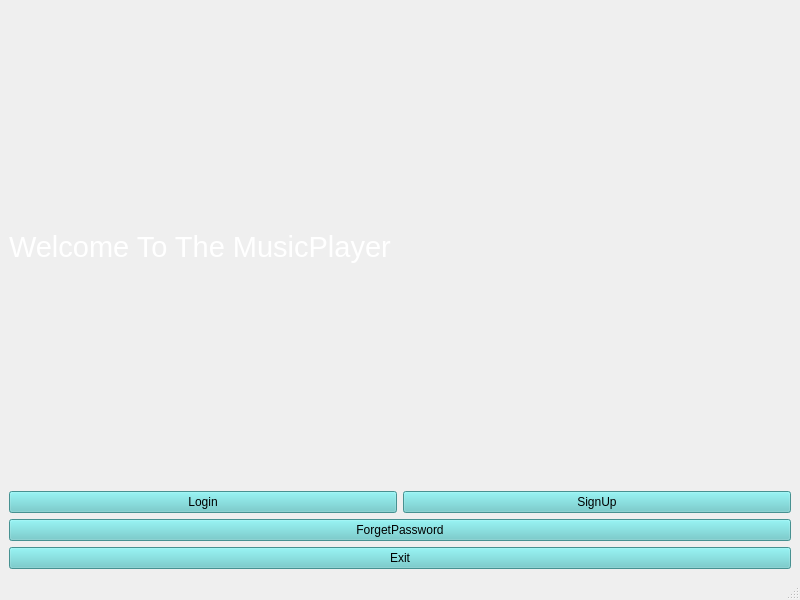
roga134/MusicPlayerQT, file MusicPlayer/account/menu.ui: the form before one commit.
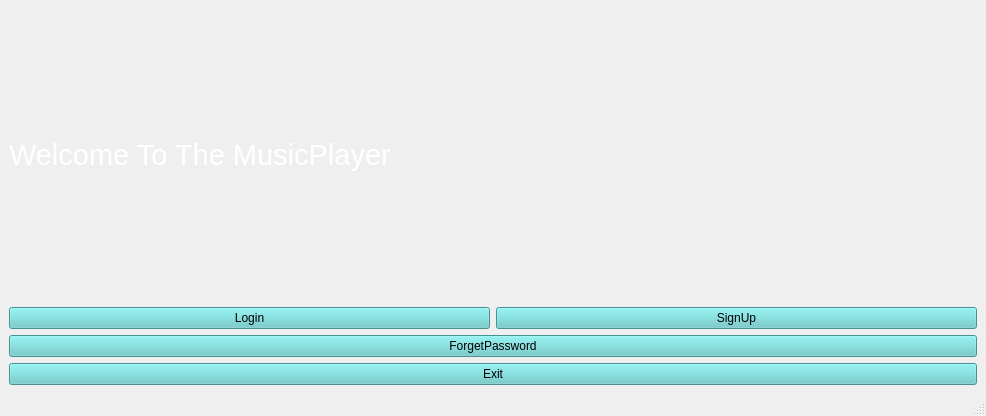
The form after the commit.

What changed in the file:
```diff
--- a/MusicPlayer/account/menu.ui
+++ b/MusicPlayer/account/menu.ui
@@ -6,8 +6,8 @@
    <rect>
     <x>0</x>
     <y>0</y>
-    <width>800</width>
-    <height>600</height>
+    <width>986</width>
+    <height>416</height>
    </rect>
   </property>
   <property name="windowTitle">
@@ -16,6 +16,8 @@
   <widget class="QWidget" name="centralwidget">
    <layout class="QVBoxLayout" name="verticalLayout_2">
     <item>
+     <layout class="QHBoxLayout" name="horizontalLayout_2">
+      <item>
      <widget class="QLabel" name="label">
       <property name="text">
        <string>&lt;html&gt;&lt;head/&gt;&lt;body&gt;&lt;p&gt;&lt;span style=&quot; font-size:22pt; color:#ffffff;&quot;&gt;Welcome To The MusicPlayer&lt;/span&gt;&lt;/p&gt;&lt;/body&gt;&lt;/html&gt;</string>
@@ -23,6 +25,27 @@
      </widget>
     </item>
     <item>
+       <widget class="QLabel" name="label_2">
+        <property name="sizePolicy">
+         <sizepolicy hsizetype="Minimum" vsizetype="Preferred">
+          <horstretch>0</horstretch>
+          <verstretch>0</verstretch>
+         </sizepolicy>
+        </property>
+        <property name="maximumSize">
+         <size>
+          <width>80</width>
+          <height>16777215</height>
+         </size>
+        </property>
+        <property name="text">
+         <string/>
+        </property>
+       </widget>
+      </item>
+     </layout>
+    </item>
+    <item>
      <layout class="QHBoxLayout" name="horizontalLayout">
       <item>
        <widget class="QPushButton" name="pushButton_logIn">
```
Left out of the diff: 12 changed lines with no effect on the pictures. Lines whose indentation alone changed are shown as unchanged.
